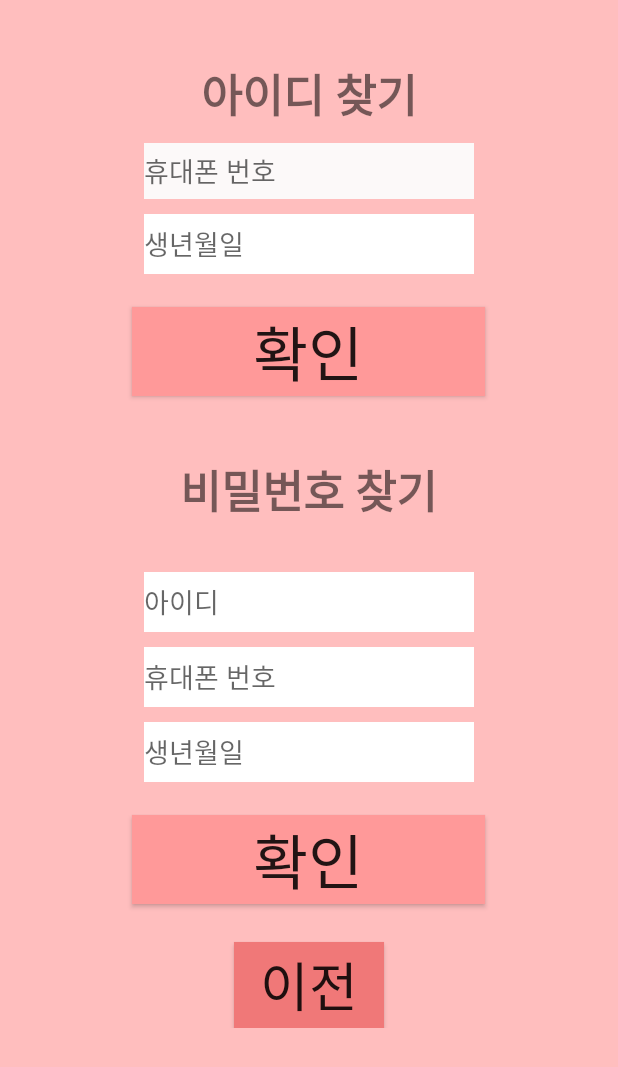
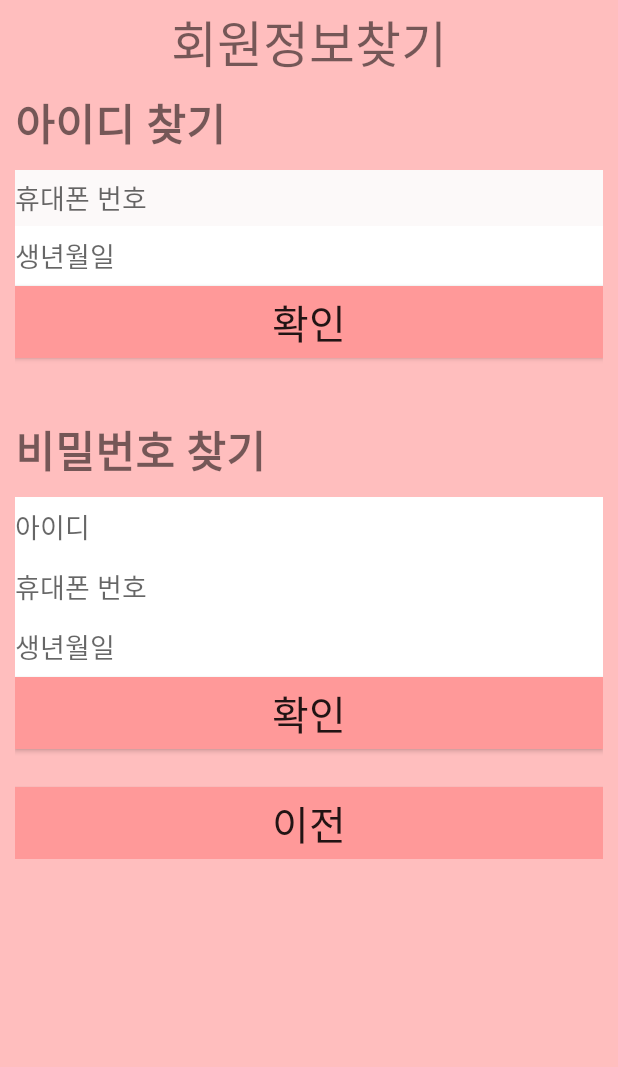
Before and after one commit to ChoiSiChang/team, an Android app: the Find screen opened directly, with no data from a screen before it, on a phone screen of 412 x 824 dp. Shown: the top 1067 px of the screen. Run offline under Robolectric (Android 15) with nearby library versions, the phone set to English and light mode, and no system bars.

Commit message:
ui수정

```diff
--- a/MyAndroidCapstone/app/src/main/java/com/example/myapplication/Dae_MainActivity.java
+++ b/MyAndroidCapstone/app/src/main/java/com/example/myapplication/Dae_MainActivity.java
@@ -106,8 +106,9 @@ public class Dae_MainActivity extends AppCompatActivity {
                     startActivity(intent);
                 }
                 else if(id == R.id.search_farm){ // 현재위치 주변 농장 검색
-                    Intent intent = new Intent(Dae_MainActivity.this, MapActivity.class);
+                    Intent intent = new Intent(Dae_MainActivity.this, MapSearchActivity.class);
                     startActivity(intent);
+
                 }
                 else if(id == R.id.askWrite){//건의하기
                     Intent intent = new Intent(Dae_MainActivity.this, Write.class);
@@ -167,7 +168,7 @@ public class Dae_MainActivity extends AppCompatActivity {
         mMainSearchMapButton.setOnClickListener(new ImageButton.OnClickListener(){
             @Override
             public void onClick(View v) {
-                Intent intent = new Intent(Dae_MainActivity.this, MapSearchActivity.class);
+                Intent intent = new Intent(Dae_MainActivity.this, MapActivity.class);
                 startActivity(intent);
             }
         });
--- a/MyAndroidCapstone/app/src/main/java/com/example/myapplication/MainActivity.java
+++ b/MyAndroidCapstone/app/src/main/java/com/example/myapplication/MainActivity.java
@@ -24,7 +24,7 @@ public class MainActivity extends AppCompatActivity {
     SHA256 sha256;
 
     //학교 와이파이는 3306 포트가 막혀있다고합니다
-    static final String ip ="192.168.43.147"; // cmd에서 ipconfig로 나온 자신의 ip를 넣어야함 클라우드에 tomcat 올리는중..
+    static final String ip ="192.168.0.103"; // cmd에서 ipconfig로 나온 자신의 ip를 넣어야함 클라우드에 tomcat 올리는중..
     static final String inputurl=":8080/mycap_team/index.jsp";
     static String id;
     @Override
--- a/MyAndroidCapstone/app/src/main/res/layout/activity_find.xml
+++ b/MyAndroidCapstone/app/src/main/res/layout/activity_find.xml
@@ -4,35 +4,58 @@
     xmlns:tools="http://schemas.android.com/tools"
     android:layout_width="match_parent"
     android:layout_height="match_parent"
-    android:background="#ffbebe">
+    android:background="@color/colorPrimary">
+
+<androidx.appcompat.widget.Toolbar
+android:layout_width="match_parent"
+android:layout_height="wrap_content"
+android:layout_gravity="top"
+android:background="@color/colorPrimary">
+<TextView
+    android:layout_width="wrap_content"
+    android:layout_height="wrap_content"
+    android:text="회원정보찾기"
+    android:textSize="15pt"
+    android:layout_gravity="center"
+    />
+
+</androidx.appcompat.widget.Toolbar>
+
+    >
 
     <ScrollView
         android:layout_width="match_parent"
-        android:layout_height="800dp">
+        android:layout_height="match_parent">
+
 
         <LinearLayout
+            android:id="@+id/findtoolbar"
             android:layout_width="match_parent"
             android:layout_height="wrap_content"
-            android:orientation="vertical">
+            android:orientation="vertical"
+            android:layout_marginTop="55dp"
+            android:layout_marginLeft="10dp"
+            android:layout_marginRight="10dp">
+
+
 
             <TextView
                 android:id="@+id/textView"
-                android:layout_width="wrap_content"
+                android:layout_width="match_parent"
+                android:layout_marginTop="5dp"
                 android:layout_height="wrap_content"
                 android:layout_gravity="center"
-                android:layout_marginTop="40dp"
                 android:layout_marginBottom="10dp"
                 android:text="@string/findid"
-                android:textSize="30sp"
+                android:textSize="13pt"
                 android:textStyle="bold" />
 
             <EditText
                 android:id="@+id/inputtel1"
-                android:layout_width="220dp"
+                android:layout_width="match_parent"
                 android:layout_height="37dp"
                 android:layout_gravity="center"
-                android:layout_marginBottom="10dp"
-                android:background="#FCF9F9"
+                android:background="@color/edit"
                 android:backgroundTint="#FCF9F9"
                 android:ems="10"
                 android:hint="@string/hint4"
@@ -40,11 +63,10 @@
 
             <EditText
                 android:id="@+id/inputbirth1"
-                android:layout_width="220dp"
+                android:layout_width="match_parent"
                 android:layout_height="40dp"
                 android:layout_gravity="center"
-                android:layout_marginBottom="10dp"
-                android:background="#FCF9F9"
+                android:background="@color/edit"
                 android:backgroundTint="#FFFFFF"
                 android:ems="10"
                 android:hint="@string/hint3"
@@ -52,45 +74,42 @@
 
             <Button
                 android:id="@+id/button"
-                android:layout_width="235dp"
-                android:layout_height="59dp"
+                android:layout_width="match_parent"
+                android:layout_height="wrap_content"
                 android:layout_gravity="center"
-                android:layout_marginTop="12dp"
-                android:background="#ff9999"
+                android:background="@color/colorPrimaryDark"
                 android:onClick="clickFindID"
                 android:text="확인"
-                android:textSize="18pt" />
+                android:textSize="12pt" />
 
             <TextView
                 android:id="@+id/textView2"
-                android:layout_width="wrap_content"
+                android:layout_width="match_parent"
                 android:layout_height="wrap_content"
                 android:layout_gravity="center"
                 android:layout_marginTop="40dp"
                 android:text="@string/findpwd"
-                android:textSize="30sp"
+                android:textSize="13pt"
                 android:textStyle="bold" />
 
             <EditText
                 android:id="@+id/inputid1"
-                android:layout_width="220dp"
+                android:layout_width="match_parent"
                 android:layout_height="40dp"
                 android:layout_gravity="center"
-                android:layout_marginTop="32dp"
-                android:background="#FCF9F9"
+                android:layout_marginTop="10dp"
+                android:background="@color/edit"
                 android:backgroundTint="#FFFFFF"
-                android:layout_marginBottom="10dp"
                 android:ems="10"
                 android:hint="@string/hint1"
                 android:inputType="textPersonName" />
 
             <EditText
                 android:id="@+id/inputtel2"
-                android:layout_width="220dp"
+                android:layout_width="match_parent"
                 android:layout_height="40dp"
                 android:layout_gravity="center"
-                android:background="#FCF9F9"
-                android:layout_marginBottom="10dp"
+                android:background="@color/edit"
                 android:backgroundTint="#FFFFFF"
                 android:ems="10"
                 android:hint="@string/hint4"
@@ -98,36 +117,34 @@
 
             <EditText
                 android:id="@+id/inputbirth2"
-                android:layout_width="220dp"
+                android:layout_width="match_parent"
                 android:layout_height="40dp"
                 android:layout_gravity="center"
-                android:background="#FCF9F9"
+                android:background="@color/edit"
                 android:backgroundTint="#FFFFFF"
                 android:ems="10"
                 android:hint="@string/hint3"
-                android:layout_marginBottom="10dp"
                 android:inputType="textPersonName" />
 
             <Button
                 android:id="@+id/button2"
-                android:layout_width="235dp"
-                android:layout_height="59dp"
+                android:layout_width="match_parent"
+                android:layout_height="wrap_content"
                 android:layout_gravity="center"
-                android:background="#ff9999"
+                android:background="@color/colorPrimaryDark"
                 android:layout_marginBottom="5dp"
                 android:onClick="clickFindPWD"
-                android:layout_marginTop="12dp"
-                android:textSize="18pt"
+                android:textSize="12pt"
                 android:text="확인" />
 
             <Button
                 android:id="@+id/button3"
-                android:layout_width="100dp"
-                android:layout_height="57dp"
+                android:layout_width="match_parent"
+                android:layout_height="wrap_content"
                 android:layout_gravity="center_horizontal"
                 android:layout_marginTop="20dp"
-                android:textSize="16pt"
-                android:background="#f07878"
+                android:textSize="12pt"
+                android:background="@color/colorPrimaryDark"
                 android:onClick="clickBack"
                 android:text="이전" />
 
--- a/MyAndroidCapstone/app/src/main/res/layout/activity_map.xml
+++ b/MyAndroidCapstone/app/src/main/res/layout/activity_map.xml
@@ -1,5 +1,7 @@
 <?xml version="1.0" encoding="utf-8"?>
-<androidx.drawerlayout.widget.DrawerLayout xmlns:android="http://schemas.android.com/apk/res/android"
+
+<androidx.drawerlayout.widget.DrawerLayout
+    xmlns:android="http://schemas.android.com/apk/res/android"
     xmlns:app="http://schemas.android.com/apk/res-auto"
     xmlns:tools="http://schemas.android.com/tools"
     android:id="@+id/drawer_layout"
@@ -9,6 +11,8 @@
     tools:context=".MapActivity"
     tools:openDrawer="start">
 
+
+
     <fragment
         android:layout_width="match_parent"
         android:layout_height="match_parent"
--- a/MyAndroidCapstone/app/src/main/res/layout/activity_mapsearch.xml
+++ b/MyAndroidCapstone/app/src/main/res/layout/activity_mapsearch.xml
@@ -15,6 +15,7 @@
         android:layout_marginBottom="44dp"
         android:ems="10"
         android:hint="주소 입력"
+        android:background="@color/edit"
         android:inputType="textPersonName"
         app:layout_constraintBottom_toTopOf="@+id/searchmapbtn2"
         app:layout_constraintEnd_toEndOf="parent"
@@ -26,6 +27,7 @@
         android:layout_height="wrap_content"
         android:layout_marginBottom="488dp"
         android:text="검색"
+        android:background="@color/colorPrimaryDark"
         app:layout_constraintBottom_toBottomOf="parent"
         app:layout_constraintEnd_toEndOf="parent"
         app:layout_constraintHorizontal_bias="0.498"
--- a/MyAndroidCapstone/app/src/main/res/values/colors.xml
+++ b/MyAndroidCapstone/app/src/main/res/values/colors.xml
@@ -4,4 +4,5 @@
     <color name="colorPrimaryDark">#ff9999</color>
     <color name="colorAccent">#ff9999</color>
     <color name="shadow">#ffbebe</color>
+    <color name="edit">#F0F8FF</color>
 </resources>
--- a/MyAndroidCapstone/app/src/main/res/values/strings.xml
+++ b/MyAndroidCapstone/app/src/main/res/values/strings.xml
@@ -1,6 +1,6 @@
 <resources>
 
-    <string name="app_name">최종테스트</string>
+    <string name="app_name">FarmBridge</string>
 
     <string name="hint1">아이디</string>
     <string name="hint2">비밀번호</string>
--- a/MyAndroidCapstone/app/src/main/res/values/styles.xml
+++ b/MyAndroidCapstone/app/src/main/res/values/styles.xml
@@ -6,6 +6,7 @@
         <item name="colorPrimary">@color/colorPrimary</item>
         <item name="colorPrimaryDark">@color/colorPrimaryDark</item>
         <item name="colorAccent">@color/colorAccent</item>
+        <item name="android:statusBarColor">#ffbebe</item>
 
         <!--타이틀바 제거-->
         <!--<item name="windowNoTitle">true</item>-->
```
Also changed, not shown: MyAndroidCapstone/app/src/main/res/layout/activity_join.xml (+24 -30 lines), MyAndroidCapstone/app/src/main/res/layout/activity_main.xml (+45 -43 lines), MyAndroidCapstone/app/src/main/res/layout/activity_report.xml (+6 -1 lines), MyAndroidCapstone/app/src/main/res/layout/activity_write.xml (+18 -30 lines), MyAndroidCapstone/app/src/main/res/layout/activity_write2.xml (+27 -13 lines), MyAndroidCapstone/app/src/main/res/layout/dae_activity_main.xml (+2 -7 lines), MyAndroidCapstone/app/src/main/res/layout/dialog_changepwd.xml (+20 -11 lines), MyAndroidCapstone/app/src/main/res/drawable/one.png, MyAndroidCapstone/app/src/main/res/drawable/three.png, MyAndroidCapstone/app/src/main/res/drawable/two.png, 75 other files.
